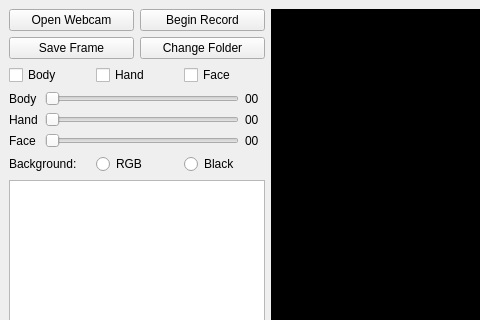
Old version of the form ui/main_window.ui in the repository JiageWang/Openpose-based-GUI-for-Realtime-Pose-Estimate-and-Action-Recognition; both pictures show x 0 to 480 and y 0 to 320 of the 923 by 498 pixel window.
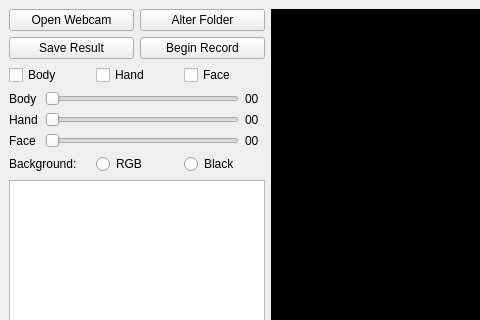
New version of the form. Icons and pictures are not drawn.

```diff
--- a/ui/main_window.ui
+++ b/ui/main_window.ui
@@ -32,10 +32,27 @@
           </property>
          </widget>
         </item>
-        <item row="0" column="1">
+        <item row="2" column="0">
+         <widget class="QPushButton" name="pushButton_save">
+          <property name="sizePolicy">
+           <sizepolicy hsizetype="Minimum" vsizetype="Minimum">
+            <horstretch>0</horstretch>
+            <verstretch>0</verstretch>
+           </sizepolicy>
+          </property>
+          <property name="text">
+           <string>Save Result</string>
+          </property>
+          <property name="icon">
+           <iconset>
+            <normaloff>../media/snipaste.png</normaloff>../media/snipaste.png</iconset>
+          </property>
+         </widget>
+        </item>
+        <item row="2" column="1">
          <widget class="QPushButton" name="pushButton_record">
           <property name="sizePolicy">
-           <sizepolicy hsizetype="Preferred" vsizetype="Preferred">
+           <sizepolicy hsizetype="Minimum" vsizetype="Minimum">
             <horstretch>0</horstretch>
             <verstretch>0</verstretch>
            </sizepolicy>
@@ -43,31 +60,26 @@
           <property name="text">
            <string>Begin Record</string>
           </property>
-         </widget>
-        </item>
-        <item row="1" column="0">
-         <widget class="QPushButton" name="pushButton_save">
-          <property name="sizePolicy">
-           <sizepolicy hsizetype="Preferred" vsizetype="Preferred">
-            <horstretch>0</horstretch>
-            <verstretch>0</verstretch>
-           </sizepolicy>
+          <property name="icon">
+           <iconset>
+            <normaloff>../media/record.png</normaloff>../media/record.png</iconset>
           </property>
-          <property name="text">
-           <string>Save Frame</string>
-          </property>
          </widget>
         </item>
-        <item row="1" column="1">
+        <item row="0" column="1">
          <widget class="QPushButton" name="pushButton_folder">
           <property name="sizePolicy">
-           <sizepolicy hsizetype="Preferred" vsizetype="Preferred">
+           <sizepolicy hsizetype="Minimum" vsizetype="Minimum">
             <horstretch>0</horstretch>
             <verstretch>0</verstretch>
            </sizepolicy>
           </property>
           <property name="text">
-           <string>Change Folder</string>
+           <string>Alter Folder</string>
+          </property>
+          <property name="icon">
+           <iconset>
+            <normaloff>../media/folder.png</normaloff>../media/folder.png</iconset>
           </property>
          </widget>
         </item>
```
Left out of the diff: 6 changed lines with no effect on the pictures.
